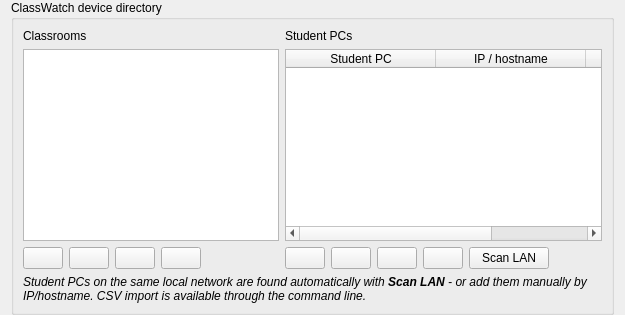
Old version of the form plugins/builtindirectory/BuiltinDirectoryConfigurationPage.ui in the repository infolevishcoders-web/classwatch.
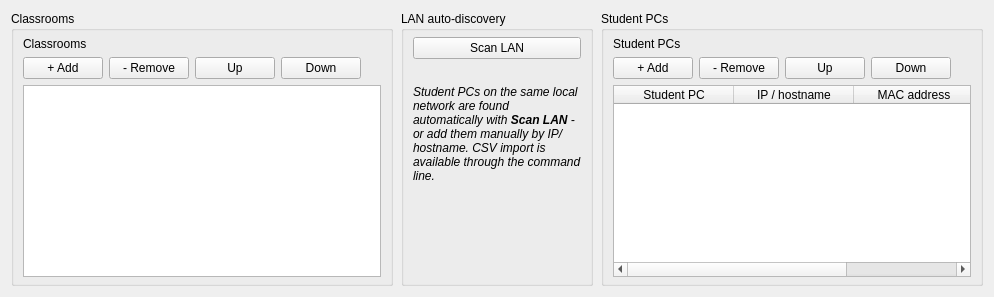
New version of the form. Icons and pictures are not drawn.

Commit message:
Domain-level web filter, smaller Master toolbar icons, 3-panel configurator layout
- SecurityManager: hosts-file domain blocking (CLASSWATCH-BLOCK markers)
  with block/allow lists - tiktok, AI chat agents etc blocked by default,
  WebFilterAllowedDomains grants per-site access; subdomains expanded
- Master toolbar: 20px icons, icon-only style (was wrapping/too big)
- Configurator directory page: 3-column layout - Classrooms left,
  LAN tools center, Student PCs right; action buttons moved to top
  of each panel with text labels, no scrolling needed

Patch:
```diff
--- a/plugins/builtindirectory/BuiltinDirectoryConfigurationPage.ui
+++ b/plugins/builtindirectory/BuiltinDirectoryConfigurationPage.ui
@@ -9,167 +9,38 @@
    <iconset resource="builtindirectory.qrc">
     <normaloff>:/builtindirectory/builtindirectory.png</normaloff>:/builtindirectory/builtindirectory.png</iconset>
   </property>
-  <layout class="QVBoxLayout" name="verticalLayout">
-   <property name="topMargin">
-    <number>0</number>
-   </property>
-   <property name="bottomMargin">
-    <number>0</number>
+  <layout class="QHBoxLayout" name="mainColumnsLayout">
+   <property name="spacing">
+    <number>8</number>
    </property>
    <item>
-    <widget class="QGroupBox" name="groupBox">
+    <widget class="QGroupBox" name="classroomsGroup">
      <property name="title">
-      <string>ClassWatch device directory</string>
+      <string>Classrooms</string>
      </property>
-     <layout class="QGridLayout" name="gridLayout_2" rowstretch="0,1,0,0" columnstretch="0,1">
-      <item row="0" column="1">
-       <widget class="QLabel" name="label_2">
-        <property name="text">
-         <string>Student PCs</string>
-        </property>
-       </widget>
-      </item>
-      <item row="0" column="0">
+     <layout class="QVBoxLayout" name="classroomsLayout">
+      <property name="topMargin">
+       <number>6</number>
+      </property>
+      <property name="bottomMargin">
+       <number>6</number>
+      </property>
+      <item>
        <widget class="QLabel" name="label">
         <property name="text">
          <string>Classrooms</string>
         </property>
        </widget>
       </item>
-      <item row="2" column="1">
-       <layout class="QHBoxLayout" name="horizontalLayout">
-        <item>
-         <widget class="QPushButton" name="addComputerButton">
-          <property name="toolTip">
-           <string>Add new student PC</string>
-          </property>
-          <property name="text">
-           <string/>
-          </property>
-          <property name="icon">
-           <iconset resource="../../core/resources/core.qrc">
-            <normaloff>:/core/list-add.png</normaloff>:/core/list-add.png</iconset>
-          </property>
-         </widget>
-        </item>
-        <item>
-         <widget class="QPushButton" name="removeComputerButton">
-          <property name="toolTip">
-           <string>Remove selected student PC</string>
-          </property>
-          <property name="text">
-           <string/>
-          </property>
-          <property name="icon">
-           <iconset resource="../../core/resources/core.qrc">
-            <normaloff>:/core/edit-delete.png</normaloff>:/core/edit-delete.png</iconset>
-          </property>
-         </widget>
-        </item>
-        <item>
-         <widget class="QPushButton" name="moveComputerUpButton">
-          <property name="toolTip">
-           <string>Move selected student PC up</string>
-          </property>
-          <property name="text">
-           <string/>
-          </property>
-          <property name="icon">
-           <iconset resource="../../core/resources/core.qrc">
-            <normaloff>:/core/go-up.png</normaloff>:/core/go-up.png</iconset>
-          </property>
-         </widget>
-        </item>
-        <item>
-         <widget class="QPushButton" name="moveComputerDownButton">
-          <property name="toolTip">
-           <string>Move selected student PC down</string>
-          </property>
-          <property name="text">
-           <string/>
-          </property>
-          <property name="icon">
-           <iconset resource="../../core/resources/core.qrc">
-            <normaloff>:/core/go-down.png</normaloff>:/core/go-down.png</iconset>
-          </property>
-         </widget>
-        </item>
-        <item>
-         <widget class="QPushButton" name="scanLanButton">
-          <property name="toolTip">
-           <string>Scan the local network and automatically register every ClassWatch device found</string>
-          </property>
-          <property name="text">
-           <string>Scan LAN</string>
-          </property>
-         </widget>
-        </item>
-        <item>
-         <widget class="QLabel" name="scanStatusLabel">
-          <property name="text">
-           <string/>
-          </property>
-         </widget>
-        </item>
-        <item>
-         <spacer name="horizontalSpacer">
-          <property name="orientation">
-           <enum>Qt::Horizontal</enum>
-          </property>
-          <property name="sizeHint" stdset="0">
-           <size>
-            <width>40</width>
-            <height>20</height>
-           </size>
-          </property>
-         </spacer>
-        </item>
-       </layout>
-      </item>
-      <item row="1" column="1">
-       <widget class="QTableWidget" name="computerTableWidget">
-        <property name="selectionBehavior">
-         <enum>QAbstractItemView::SelectRows</enum>
-        </property>
-        <attribute name="horizontalHeaderMinimumSectionSize">
-         <number>150</number>
-        </attribute>
-        <attribute name="horizontalHeaderStretchLastSection">
-         <bool>true</bool>
-        </attribute>
-        <attribute name="verticalHeaderVisible">
-         <bool>false</bool>
-        </attribute>
-        <column>
-         <property name="text">
-          <string>Student PC</string>
-         </property>
-        </column>
-        <column>
-         <property name="text">
-          <string>IP / hostname</string>
-         </property>
-        </column>
-        <column>
-         <property name="text">
-          <string>MAC address</string>
-         </property>
-        </column>
-       </widget>
-      </item>
-      <item row="2" column="0">
-       <layout class="QHBoxLayout" name="horizontalLayout_2">
+      <item>
+       <layout class="QHBoxLayout" name="locationButtonsLayout">
         <item>
          <widget class="QPushButton" name="addLocationButton">
           <property name="toolTip">
            <string>Add new classroom</string>
           </property>
           <property name="text">
-           <string/>
-          </property>
-          <property name="icon">
-           <iconset resource="../../core/resources/core.qrc">
-            <normaloff>:/core/list-add.png</normaloff>:/core/list-add.png</iconset>
+           <string>+ Add</string>
           </property>
          </widget>
         </item>
@@ -179,11 +50,7 @@
            <string>Remove selected classroom</string>
           </property>
           <property name="text">
-           <string/>
-          </property>
-          <property name="icon">
-           <iconset resource="../../core/resources/core.qrc">
-            <normaloff>:/core/edit-delete.png</normaloff>:/core/edit-delete.png</iconset>
+           <string>- Remove</string>
           </property>
          </widget>
         </item>
@@ -193,11 +60,7 @@
            <string>Move selected classroom up</string>
           </property>
           <property name="text">
-           <string/>
-          </property>
-          <property name="icon">
-           <iconset resource="../../core/resources/core.qrc">
-            <normaloff>:/core/go-up.png</normaloff>:/core/go-up.png</iconset>
+           <string>Up</string>
           </property>
          </widget>
         </item>
@@ -207,22 +70,18 @@
            <string>Move selected classroom down</string>
           </property>
           <property name="text">
-           <string/>
-          </property>
-          <property name="icon">
-           <iconset resource="../../core/resources/core.qrc">
-            <normaloff>:/core/go-down.png</normaloff>:/core/go-down.png</iconset>
+           <string>Down</string>
           </property>
          </widget>
         </item>
         <item>
-         <spacer name="horizontalSpacer_2">
+         <spacer name="locationButtonsSpacer">
           <property name="orientation">
            <enum>Qt::Horizontal</enum>
           </property>
           <property name="sizeHint" stdset="0">
            <size>
-            <width>40</width>
+            <width>20</width>
             <height>20</height>
            </size>
           </property>
@@ -230,7 +89,7 @@
         </item>
        </layout>
       </item>
-      <item row="1" column="0">
+      <item>
        <widget class="QTableWidget" name="locationTableWidget">
         <attribute name="horizontalHeaderVisible">
          <bool>false</bool>
@@ -248,7 +107,45 @@
         </column>
        </widget>
       </item>
-      <item row="3" column="0" colspan="2">
+     </layout>
+    </widget>
+   </item>
+   <item>
+    <widget class="QGroupBox" name="lanToolsGroup">
+     <property name="title">
+      <string>LAN auto-discovery</string>
+     </property>
+     <property name="maximumWidth">
+      <number>340</number>
+     </property>
+     <layout class="QVBoxLayout" name="lanToolsLayout">
+      <property name="topMargin">
+       <number>6</number>
+      </property>
+      <property name="bottomMargin">
+       <number>6</number>
+      </property>
+      <item>
+       <widget class="QPushButton" name="scanLanButton">
+        <property name="toolTip">
+         <string>Scan the local network and automatically register every ClassWatch device found</string>
+        </property>
+        <property name="text">
+         <string>Scan LAN</string>
+        </property>
+       </widget>
+      </item>
+      <item>
+       <widget class="QLabel" name="scanStatusLabel">
+        <property name="text">
+         <string/>
+        </property>
+        <property name="wordWrap">
+         <bool>true</bool>
+        </property>
+       </widget>
+      </item>
+      <item>
        <widget class="QLabel" name="label_3">
         <property name="font">
          <font>
@@ -261,6 +158,129 @@
         <property name="wordWrap">
          <bool>true</bool>
         </property>
+       </widget>
+      </item>
+      <item>
+       <spacer name="lanToolsSpacer">
+        <property name="orientation">
+         <enum>Qt::Vertical</enum>
+        </property>
+        <property name="sizeHint" stdset="0">
+         <size>
+          <width>20</width>
+          <height>40</height>
+         </size>
+        </property>
+       </spacer>
+      </item>
+     </layout>
+    </widget>
+   </item>
+   <item>
+    <widget class="QGroupBox" name="studentPcGroup">
+     <property name="title">
+      <string>Student PCs</string>
+     </property>
+     <layout class="QVBoxLayout" name="studentPcLayout">
+      <property name="topMargin">
+       <number>6</number>
+      </property>
+      <property name="bottomMargin">
+       <number>6</number>
+      </property>
+      <item>
+       <widget class="QLabel" name="label_2">
+        <property name="text">
+         <string>Student PCs</string>
+        </property>
+       </widget>
+      </item>
+      <item>
+       <layout class="QHBoxLayout" name="computerButtonsLayout">
+        <item>
+         <widget class="QPushButton" name="addComputerButton">
+          <property name="toolTip">
+           <string>Add new student PC</string>
+          </property>
+          <property name="text">
+           <string>+ Add</string>
+          </property>
+         </widget>
+        </item>
+        <item>
+         <widget class="QPushButton" name="removeComputerButton">
+          <property name="toolTip">
+           <string>Remove selected student PC</string>
+          </property>
+          <property name="text">
+           <string>- Remove</string>
+          </property>
+         </widget>
+        </item>
+        <item>
+         <widget class="QPushButton" name="moveComputerUpButton">
+          <property name="toolTip">
+           <string>Move selected student PC up</string>
+          </property>
+          <property name="text">
+           <string>Up</string>
+          </property>
+         </widget>
+        </item>
+        <item>
+         <widget class="QPushButton" name="moveComputerDownButton">
+          <property name="toolTip">
+           <string>Move selected student PC down</string>
+          </property>
+          <property name="text">
+           <string>Down</string>
+          </property>
+         </widget>
+        </item>
+        <item>
+         <spacer name="computerButtonsSpacer">
+          <property name="orientation">
+           <enum>Qt::Horizontal</enum>
+          </property>
+          <property name="sizeHint" stdset="0">
+           <size>
+            <width>20</width>
+            <height>20</height>
+           </size>
+          </property>
+         </spacer>
+        </item>
+       </layout>
+      </item>
+      <item>
+       <widget class="QTableWidget" name="computerTableWidget">
+        <property name="selectionBehavior">
+         <enum>QAbstractItemView::SelectRows</enum>
+        </property>
+        <attribute name="horizontalHeaderMinimumSectionSize">
+         <number>120</number>
+        </attribute>
+        <attribute name="horizontalHeaderStretchLastSection">
+         <bool>true</bool>
+        </attribute>
+        <attribute name="verticalHeaderVisible">
+         <bool>false</bool>
+        </attribute>
+        <column>
+         <property name="text">
+          <string>Student PC</string>
+         </property>
+        </column>
+        <column>
+         <property name="text">
+          <string>IP / hostname</string>
+         </property>
+        </column>
+        <column>
+         <property name="text">
+          <string>MAC address</string>
+         </property>
+        </column>
        </widget>
       </item>
      </layout>
```
The commit also changes 4 other files.
